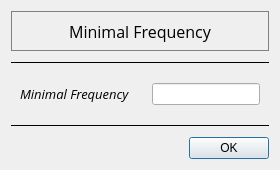
Above: ui/xml/frequency.ui from janoschortmann/abstract-screening before the change. Below: the same form after it.
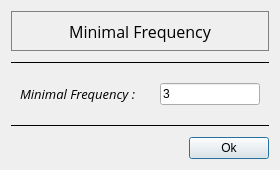
That is the form after the change.

Diff of the .ui file:
```diff
--- a/ui/xml/frequency.ui
+++ b/ui/xml/frequency.ui
@@ -110,6 +110,15 @@
           <height>0</height>
          </size>
         </property>
+        <property name="maximumSize">
+         <size>
+          <width>100</width>
+          <height>16777215</height>
+         </size>
+        </property>
+        <property name="text">
+         <string>3</string>
+        </property>
        </widget>
       </item>
      </layout>
@@ -126,11 +135,37 @@
     </widget>
    </item>
    <item>
-    <widget class="QDialogButtonBox" name="button_box">
-     <property name="standardButtons">
-      <set>QDialogButtonBox::StandardButton::Ok</set>
-     </property>
-    </widget>
+    <layout class="QHBoxLayout" name="horizontalLayout_3">
+     <item>
+      <spacer name="horizontalSpacer">
+       <property name="orientation">
+        <enum>Qt::Orientation::Horizontal</enum>
+       </property>
+       <property name="sizeHint" stdset="0">
+        <size>
+         <width>40</width>
+         <height>20</height>
+        </size>
+       </property>
+      </spacer>
+     </item>
+     <item>
+      <widget class="QPushButton" name="ok">
+       <property name="sizePolicy">
+        <sizepolicy hsizetype="Fixed" vsizetype="Fixed">
+         <horstretch>0</horstretch>
+         <verstretch>0</verstretch>
+        </sizepolicy>
+       </property>
+       <property name="layoutDirection">
+        <enum>Qt::LayoutDirection::LeftToRight</enum>
+       </property>
+       <property name="text">
+        <string>Ok</string>
+       </property>
+      </widget>
+     </item>
+    </layout>
    </item>
   </layout>
  </widget>
```
Left out of the diff: 2 changed lines with no effect on the pictures.
